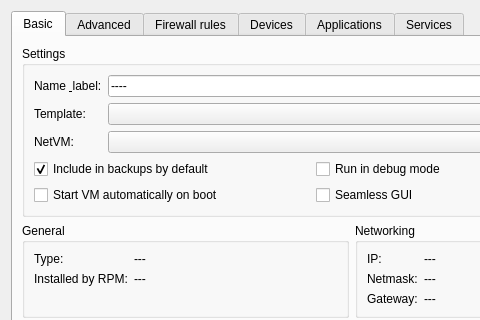
Above: settingsdlg.ui from QubesOS/qubes-manager before the change; both pictures show x 0 to 480 and y 0 to 320 of the 704 by 483 pixel window. Below: the same form after it.
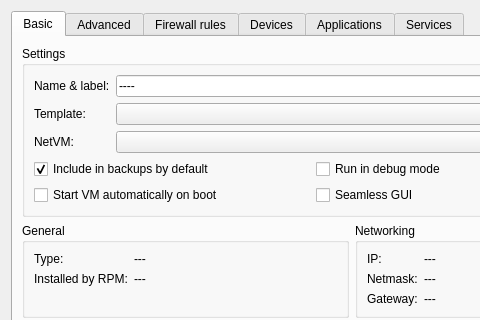
That is the form after the change. Icons and pictures are not drawn.

Commit message: settings: properly escape '&'

```diff
--- a/settingsdlg.ui
+++ b/settingsdlg.ui
@@ -48,7 +48,7 @@
             <item row="0" column="0">
              <widget class="QLabel" name="label">
               <property name="text">
-               <string>Name &amp; label:</string>
+               <string>Name &amp;&amp; label:</string>
               </property>
               <property name="buddy">
                <cstring>vmname</cstring>
```
